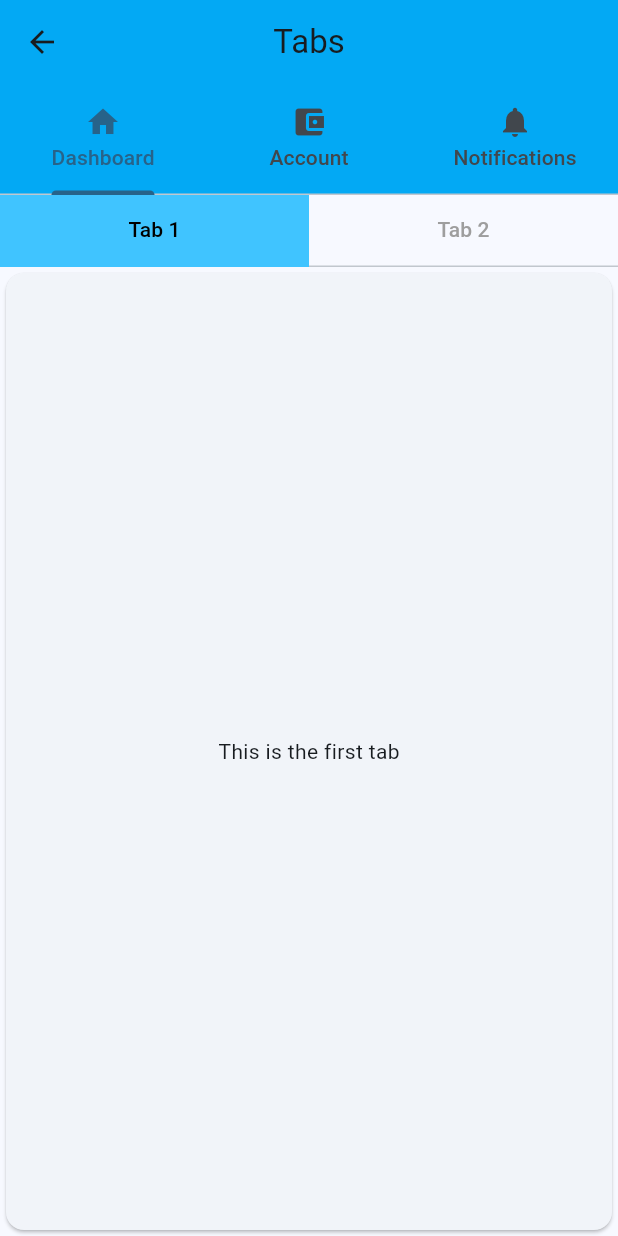
After one commit to FreakyAli/exploring_widgets, a Flutter app: the TabsPage screen opened by its route, on a phone screen of 412 x 824 dp. The commit adds this screen. Run offline on Flutter 3.47's test engine with Material 3 defaults, Android fonts, the phone set to English and light mode, and no system bars.

Commit message:
fix: bottom and top tabs are ready

```diff
--- a/exploring_widgets/lib/main.dart
+++ b/exploring_widgets/lib/main.dart
@@ -1,4 +1,4 @@
-import 'package:exploring_widgets/initializers/my_app.dart';
+import 'package:exploring_widgets/my_app.dart';
 import 'package:flutter/material.dart';
 
 void main() {
--- a/exploring_widgets/lib/initializers/my_app.dart
+++ b/exploring_widgets/lib/my_app.dart
@@ -1,9 +1,17 @@
+import 'package:exploring_widgets/pages/buttons.dart';
 import 'package:exploring_widgets/pages/main_page.dart';
+import 'package:exploring_widgets/pages/bottom_navigation_bar.dart';
+import 'package:exploring_widgets/pages/tabs.dart';
 import 'package:flutter/material.dart';
 import 'package:exploring_widgets/theme/theme_constants.dart';
 import 'package:exploring_widgets/theme/theme_manager.dart';
 
 ThemeManager _themeManager = ThemeManager();
+
+const String buttons = 'Buttons';
+const String tabs = 'Tabs';
+const String bottomNavigationBar = 'BottomNavigationBar';
+const List<String> widgets = [buttons, tabs, bottomNavigationBar];
 
 class MyApp extends StatefulWidget {
   const MyApp({super.key});
@@ -35,11 +43,15 @@ class _MyAppState extends State<MyApp> {
   @override
   Widget build(BuildContext context) {
     return MaterialApp(
-      title: 'Flutter Demo',
       theme: lightTheme,
       darkTheme: darkTheme,
       themeMode: _themeManager.themeMode,
       home: const MainPage(),
+      routes: {
+        buttons: (context) => const ButtonsPage(),
+        bottomNavigationBar: (context) => const BottomNavigationBarPage(),
+        tabs: (context) => const TabsPage()
+      },
     );
   }
 }
--- /dev/null
+++ b/exploring_widgets/lib/pages/tabs.dart
@@ -0,0 +1,39 @@
+import 'package:exploring_widgets/tabs/account.dart';
+import 'package:exploring_widgets/tabs/dashboard.dart';
+import 'package:exploring_widgets/tabs/notifications.dart';
+import 'package:flutter/material.dart';
+
+class TabsPage extends StatefulWidget {
+  const TabsPage({super.key});
+
+  @override
+  State<TabsPage> createState() => _TabsPageState();
+}
+
+class _TabsPageState extends State<TabsPage> {
+  @override
+  Widget build(BuildContext context) {
+    return DefaultTabController(
+      length: 3,
+      child: Scaffold(
+        appBar: AppBar(
+          title: const Text("Tabs"),
+          bottom: const TabBar(
+            tabs: [
+              Tab(text: 'Dashboard', icon: Icon(Icons.home)),
+              Tab(text: 'Account', icon: Icon(Icons.account_balance_wallet)),
+              Tab(text: 'Notifications', icon: Icon(Icons.notifications)),
+            ],
+          ),
+        ),
+        body: const TabBarView(
+          children: [
+            DashboardPage(),
+            AccountPage(),
+            NotificationsPage(),
+          ],
+        ),
+      ),
+    );
+  }
+}
--- /dev/null
+++ b/exploring_widgets/lib/tabs/dashboard.dart
@@ -0,0 +1,69 @@
+import 'package:flutter/material.dart';
+
+class DashboardPage extends StatefulWidget {
+  const DashboardPage({super.key});
+
+  @override
+  State<DashboardPage> createState() => _DashboardPageState();
+}
+
+class _DashboardPageState extends State<DashboardPage>
+    with TickerProviderStateMixin {
+  late TabController controller;
+
+  @override
+  void initState() {
+    super.initState();
+    controller = TabController(length: 2, vsync: this);
+  }
+
+  @override
+  void dispose() {
+    super.dispose();
+    controller.dispose();
+  }
+
+  @override
+  Widget build(BuildContext context) {
+    return Column(
+      children: <Widget>[
+        TabBar.secondary(
+          labelColor: Colors.black,
+          unselectedLabelColor: Colors.grey,
+          controller: controller,
+          indicatorColor: Colors.blue,
+          indicator: const BoxDecoration(
+            color: Colors.lightBlueAccent,
+          ),
+          tabs: const <Widget>[
+            Tab(
+              text: 'Tab 1',
+            ),
+            Tab(
+              text: 'Tab 2',
+            ),
+          ],
+        ),
+        Expanded(
+          child: TabBarView(
+            controller: controller,
+            children: const <Widget>[
+              Card(
+                child: Center(
+                    child: Text(
+                  'This is the first tab',
+                )),
+              ),
+              Card(
+                child: Center(
+                    child: Text(
+                  'This is the second tab',
+                )),
+              ),
+            ],
+          ),
+        ),
+      ],
+    );
+  }
+}
```
Also changed, not shown: exploring_widgets/lib/pages/bottom_navigation_bar.dart (added, +57 -0 lines), exploring_widgets/lib/pages/buttons.dart (+2 -8 lines), exploring_widgets/lib/pages/main_page.dart (+6 -12 lines), exploring_widgets/lib/tabs/account.dart (added, +15 -0 lines), exploring_widgets/lib/tabs/notifications.dart (added, +15 -0 lines), 1 other file.
